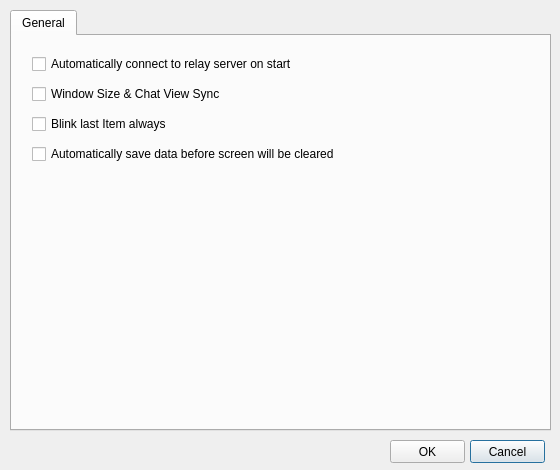
gunoodaddy/SharedPainter, file SharedPainter/PreferencesDialog.ui: the form before one commit.
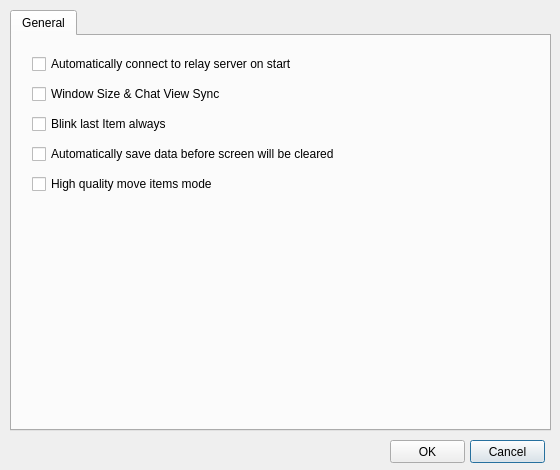
The form after the commit.

Commit message:
highquality move item option added
inital canvas scroll pos bug fix

The edit to the form file:
```diff
--- a/SharedPainter/PreferencesDialog.ui
+++ b/SharedPainter/PreferencesDialog.ui
@@ -108,6 +108,19 @@
       <string>Automatically save data before screen will be cleared</string>
      </property>
     </widget>
+    <widget class="QCheckBox" name="checkBoxHighQualityMoveItem">
+     <property name="geometry">
+      <rect>
+       <x>20</x>
+       <y>140</y>
+       <width>331</width>
+       <height>16</height>
+      </rect>
+     </property>
+     <property name="text">
+      <string>High quality move items mode</string>
+     </property>
+    </widget>
    </widget>
   </widget>
   <widget class="QPushButton" name="cancelButton">
```
The commit also changes 10 other files.
